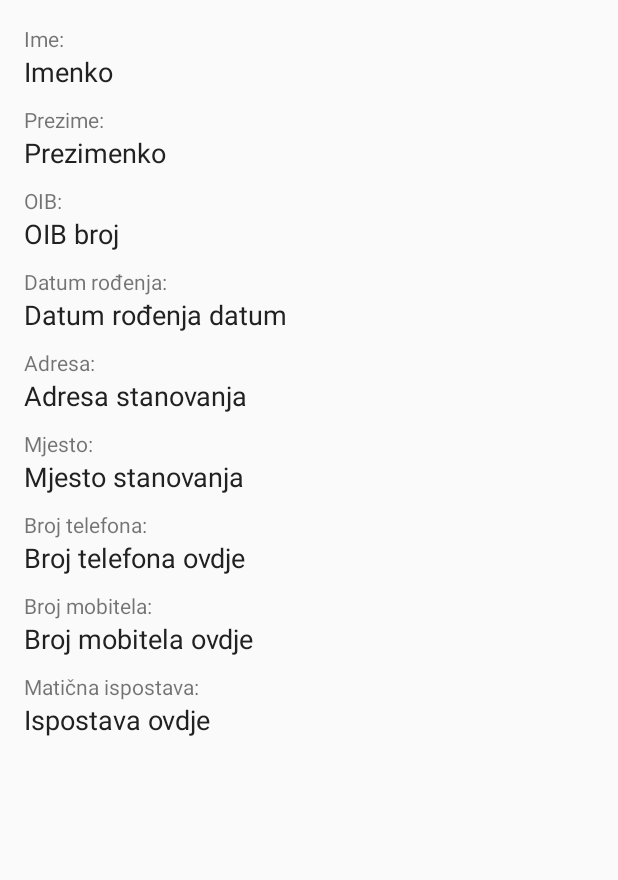
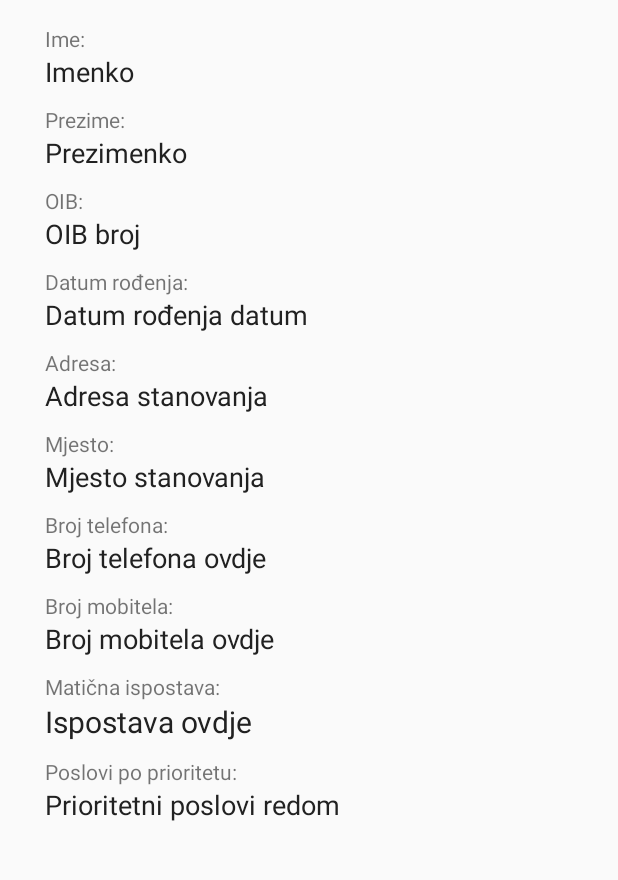
Before and after one commit to capJavert/my-yii-template, an Android app: the fragment UserFragment placed in its activity, on a phone screen of 412 x 824 dp, the part 84-964 px from its top. Run offline under Robolectric (Android 15) with nearby library versions, the phone set to English and light mode, and no system bars; libraries missing offline, so code that uses them is left out: com.activeandroid, com.activeandroid.annotation, com.activeandroid.query; 11 statements that could not run were skipped.

```diff
--- a/ERScheduler/app/src/main/java/tk/codetroopers/erscheduler/activities/BaseActivity.java
+++ b/ERScheduler/app/src/main/java/tk/codetroopers/erscheduler/activities/BaseActivity.java
@@ -1,5 +1,6 @@
 package tk.codetroopers.erscheduler.activities;
 
+import android.content.Context;
 import android.content.Intent;
 import android.net.Uri;
 import android.os.Bundle;
@@ -117,4 +118,9 @@ public class BaseActivity extends AppCompatActivity implements ActivityView, Bas
     public String getStringValue(int resId){
         return getString(resId);
     }
+
+    @Override
+    public Context getGlobalContext() {
+        return getApplicationContext();
+    }
 }
--- a/ERScheduler/app/src/main/java/tk/codetroopers/erscheduler/fragments/UserFragment.java
+++ b/ERScheduler/app/src/main/java/tk/codetroopers/erscheduler/fragments/UserFragment.java
@@ -21,6 +21,7 @@ public class UserFragment extends BaseFragment {
     TextView tvPhoneNumber;
     TextView tvMobileNumber;
     TextView tvCentral;
+    TextView tvJobs;
 
     @Override
     public View onCreateView(LayoutInflater inflater, ViewGroup container,
@@ -43,6 +44,7 @@ public class UserFragment extends BaseFragment {
         tvPhoneNumber= (TextView) view.findViewById(R.id.phone_number_value);
         tvMobileNumber= (TextView) view.findViewById(R.id.mobile_number_value);
         tvCentral= (TextView) view.findViewById(R.id.central_value);
+        tvJobs= (TextView) view.findViewById(R.id.jobs_value);
     }
 
     private void fillViews() {
@@ -56,5 +58,6 @@ public class UserFragment extends BaseFragment {
         tvPhoneNumber.setText(user.getPhoneNumber());
         tvMobileNumber.setText(user.getMobileNumber());
         tvCentral.setText(user.getCentral());
+        tvJobs.setText(user.getJobsString());
     }
 }
--- a/ERScheduler/app/src/main/java/tk/codetroopers/erscheduler/helpers/Contexter.java
+++ b/ERScheduler/app/src/main/java/tk/codetroopers/erscheduler/helpers/Contexter.java
@@ -1,5 +1,8 @@
 package tk.codetroopers.erscheduler.helpers;
+
+import android.content.Context;
 
 public interface Contexter {
     String getStringValue(int resId);
+    Context getGlobalContext();
 }
--- a/ERScheduler/app/src/main/java/tk/codetroopers/erscheduler/models/Job.java
+++ b/ERScheduler/app/src/main/java/tk/codetroopers/erscheduler/models/Job.java
@@ -22,14 +22,14 @@ public class Job extends Model implements Serializable {
         save();
     }
 
-    @Column(name = "DbUser",onDelete = Column.ForeignKeyAction.CASCADE,onUpdate = Column.ForeignKeyAction.CASCADE)
+    @Column(name = "User",onDelete = Column.ForeignKeyAction.CASCADE,onUpdate = Column.ForeignKeyAction.CASCADE)
     private User user;
 
-    @SerializedName("name")
+    @SerializedName("posao")
     @Column(name = "name")
     private String name;
 
-    @SerializedName("priority")
+    @SerializedName("prioritet")
     @Column(name = "priority")
     private boolean priority;
 
--- a/ERScheduler/app/src/main/java/tk/codetroopers/erscheduler/models/Shift.java
+++ b/ERScheduler/app/src/main/java/tk/codetroopers/erscheduler/models/Shift.java
@@ -3,6 +3,7 @@ package tk.codetroopers.erscheduler.models;
 import com.activeandroid.Model;
 import com.activeandroid.annotation.Column;
 import com.activeandroid.annotation.Table;
+import com.activeandroid.query.Delete;
 import com.activeandroid.query.Select;
 import com.google.gson.annotations.SerializedName;
 
@@ -72,4 +73,8 @@ public class Shift extends Model implements Serializable {
     public static List<Shift> getAllShifts() {
         return new Select().from(Shift.class).execute();
     }
+
+    public static void clearAllShifts(){
+        new Delete().from(Shift.class).execute();
+    }
 }
--- a/ERScheduler/app/src/main/res/layout/user_fragment.xml
+++ b/ERScheduler/app/src/main/res/layout/user_fragment.xml
@@ -7,7 +7,7 @@
         android:layout_width="match_parent"
         android:layout_height="wrap_content"
         android:paddingBottom="@dimen/activity_vertical_margin"
-        android:paddingLeft="@dimen/activity_horizontal_margin"
+        android:paddingLeft="30dp"
         android:paddingRight="@dimen/activity_horizontal_margin"
         android:paddingTop="@dimen/activity_vertical_margin"
         android:orientation="vertical">
@@ -155,6 +155,23 @@
             android:text="Ispostava ovdje"
             android:textAppearance="?android:attr/textAppearanceMedium"
             android:textColor="@color/primary_text"
+            android:textSize="20dp" />
+
+        <TextView
+            android:id="@+id/jobs_label"
+            android:layout_width="wrap_content"
+            android:layout_height="wrap_content"
+            android:layout_marginTop="10dp"
+            android:text="Poslovi po prioritetu:"
+            android:textAppearance="?android:attr/textAppearanceSmall" />
+
+        <TextView
+            android:id="@+id/jobs_value"
+            android:layout_width="wrap_content"
+            android:layout_height="wrap_content"
+            android:text="Prioritetni poslovi redom"
+            android:textAppearance="?android:attr/textAppearanceMedium"
+            android:textColor="@color/primary_text"
             android:layout_marginBottom="70dp" />
     </LinearLayout>
 
--- a/ERScheduler/app/src/main/res/values/strings.xml
+++ b/ERScheduler/app/src/main/res/values/strings.xml
@@ -34,4 +34,5 @@
     <string name="sync_shifts">Sinkroniziraj smjene</string>
     <string name="toolbar_app_title">ER Scheduler</string>
     <string name="login_message">Prijava u sustav</string>
+    <string name="no_jobs_error">Nema poslova</string>
 </resources>
```
Also changed, not shown: ERScheduler/app/src/main/java/tk/codetroopers/erscheduler/activities/InitialActivity.java (+7 -7 lines), ERScheduler/app/src/main/java/tk/codetroopers/erscheduler/activities/MainActivity.java (+7 -2 lines), ERScheduler/app/src/main/java/tk/codetroopers/erscheduler/models/User.java (+33 -2 lines), ERScheduler/app/src/main/java/tk/codetroopers/erscheduler/mvp/interactor/impl/LoginInteractorImpl.java (+7 -1 lines).
